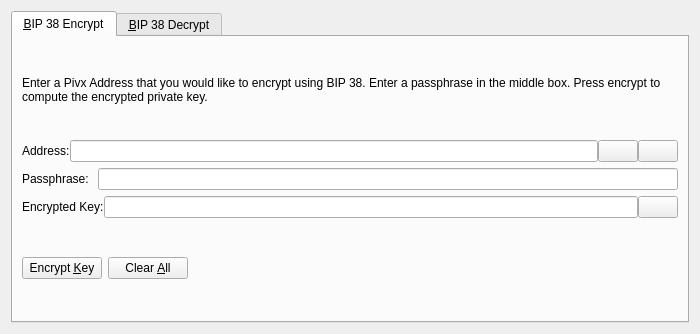
Above: src/qt/forms/bip38tooldialog.ui from smupyknight/htc-pivx before the change. Below: the same form after it.
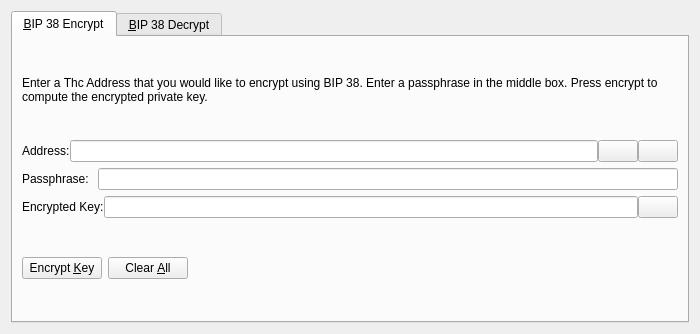
That is the form after the change. The open tabs and pages were chosen to show the change. Icons and pictures are not drawn. Custom widgets are drawn as their Qt base class.

Commit message: Change PIVX symbols to THC

Patch:
```diff
--- a/src/qt/forms/bip38tooldialog.ui
+++ b/src/qt/forms/bip38tooldialog.ui
@@ -30,7 +30,7 @@
        <item>
         <widget class="QLabel" name="infoLabel_ENC">
          <property name="text">
-          <string>Enter a Pivx Address that you would like to encrypt using BIP 38. Enter a passphrase in the middle box. Press encrypt to compute the encrypted private key.</string>
+          <string>Enter a Thc Address that you would like to encrypt using BIP 38. Enter a passphrase in the middle box. Press encrypt to compute the encrypted private key.</string>
          </property>
          <property name="textFormat">
           <enum>Qt::PlainText</enum>
```
Left out of the diff: 24 changed lines with no effect on the pictures. The commit also changes 570 other files.
